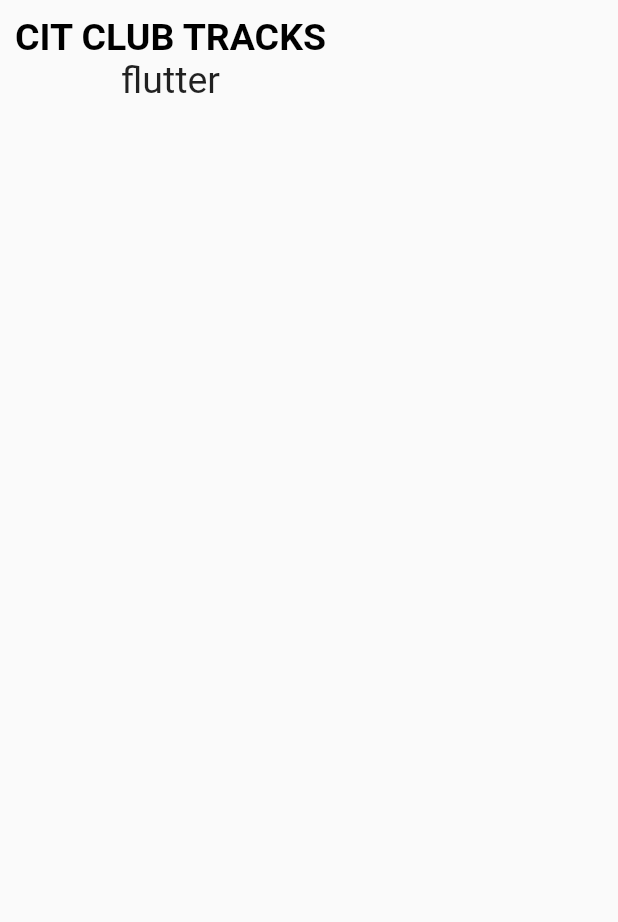
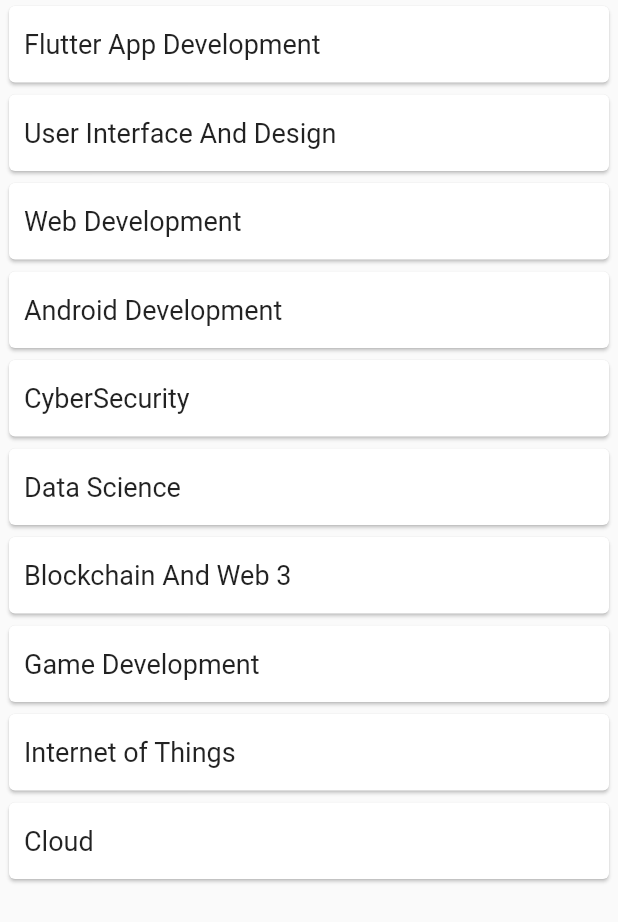
Before and after one commit to collinsregs/cit_club, a Flutter app: the ResourceView widget shown alone on an empty page, opened directly, on a phone screen of 412 x 824 dp. Shown: the top 922 px of the screen. Run offline on Flutter 3.47's test engine with Material 2 defaults, Android fonts, the phone set to English and light mode, and no system bars; our stand-ins replace cloud_firestore, firebase_auth, firebase_core, firebase_storage, google_fonts; accounts and stored records are empty; network calls fail.

Commit message:
a multitude of changes

```diff
--- a/lib/constraints/routes.dart
+++ b/lib/constraints/routes.dart
@@ -1,5 +1,8 @@
 //set up your view routes here
+
+import 'package:cit_club/views/resource/flutter_dev_resource_view.dart';
 
 const splashScreen = '/splashScreen/';
 const loginView = '/login/';
 const registerView = '/register/';
+const flutterDevRes = '/flutterResources/';
--- a/lib/main.dart
+++ b/lib/main.dart
@@ -4,6 +4,7 @@ import 'package:cit_club/resources/app_drawer.dart';
 import 'package:cit_club/resources/news_loader.dart';
 import 'package:cit_club/services/database.dart';
 import 'package:cit_club/services/news_from_firebase.dart';
+
 import 'package:cit_club/views/home_page.dart';
 import 'package:cit_club/views/login_view.dart';
 import 'package:cit_club/views/profile_view.dart';
@@ -26,7 +27,7 @@ class MyApp extends StatelessWidget {
   Widget build(BuildContext context) {
     return MaterialApp(
       title: 'CIT club app',
-      home: NewsPage(),
+      home: Registerview(),
       theme: ThemeData(
         primarySwatch: Colors.blue,
       ),
--- a/lib/services/firebase_services.dart
+++ b/lib/services/firebase_services.dart
@@ -3,10 +3,10 @@ import 'package:cit_club/views/login_view.dart';
 import 'package:firebase_auth/firebase_auth.dart';
 import 'package:flutter/material.dart';
 
-Future registerUser(String email, String password) async {
-  await FirebaseAuth.instance
-      .createUserWithEmailAndPassword(email: email, password: password);
-}
+// Future registerUser(String email, String password) async {
+//   await FirebaseAuth.instance
+//       .createUserWithEmailAndPassword(email: email, password: password);
+// }
 
 FirebaseAuth auth = FirebaseAuth.instance;
 void signOutUser(context) async {
--- a/lib/views/forum_view.dart
+++ b/lib/views/forum_view.dart
@@ -12,6 +12,12 @@ class ForumView extends StatefulWidget {
 }
 
 class _ForumViewState extends State<ForumView> {
+  List<String> _forumPosts = [
+    'First forum post',
+    'Second forum post',
+    'Third forum post',
+  ];
+
   @override
   Widget build(BuildContext context) {
     return Scaffold(
@@ -22,6 +28,30 @@ class _ForumViewState extends State<ForumView> {
       ),
       endDrawer: MyAppDrawer(),
       bottomNavigationBar: const BottomNav(),
+      body: ListView.builder(
+        itemCount: _forumPosts.length,
+        itemBuilder: (context, index) {
+          return Card(
+            child: Padding(
+              padding: EdgeInsets.all(16.0),
+              child: Column(
+                crossAxisAlignment: CrossAxisAlignment.start,
+                children: <Widget>[
+                  Text('Posted by User on 01/01/2022'),
+                  SizedBox(height: 8.0),
+                  Text(_forumPosts[index], style: TextStyle(fontSize: 18.0)),
+                ],
+              ),
+            ),
+          );
+        },
+      ),
+      floatingActionButton: FloatingActionButton(
+        child: Icon(Icons.add),
+        onPressed: () {
+          //  Navigate to the add forum post screen
+        },
+      ),
     );
   }
 }
--- a/lib/views/forum_view2.dart
+++ /dev/null
@@ -1,45 +0,0 @@
-import 'package:flutter/material.dart';
-
-class ForumView extends StatefulWidget {
-  @override
-  _ForumViewState createState() => _ForumViewState();
-}
-
-class _ForumViewState extends State<ForumView> {
-  List<String> _forumPosts = [
-    'First forum post',
-    'Second forum post',
-    'Third forum post',
-  ];
-
-  @override
-  Widget build(BuildContext context) {
-    return Scaffold(
-      appBar: AppBar(title: Text('Forum')),
-      body: ListView.builder(
-        itemCount: _forumPosts.length,
-        itemBuilder: (context, index) {
-          return Card(
-            child: Padding(
-              padding: EdgeInsets.all(16.0),
-              child: Column(
-                crossAxisAlignment: CrossAxisAlignment.start,
-                children: <Widget>[
-                  Text('Posted by User on 01/01/2022'),
-                  SizedBox(height: 8.0),
-                  Text(_forumPosts[index], style: TextStyle(fontSize: 18.0)),
-                ],
-              ),
-            ),
-          );
-        },
-      ),
-      floatingActionButton: FloatingActionButton(
-        child: Icon(Icons.add),
-        onPressed: () {
-          //  Navigate to the add forum post screen
-        },
-      ),
-    );
-  }
-}
--- a/lib/views/registration_view.dart
+++ b/lib/views/registration_view.dart
@@ -5,8 +5,6 @@ import 'package:cit_club/views/login_view.dart';
 import 'package:firebase_auth/firebase_auth.dart';
 import 'package:flutter/material.dart';
 import 'package:google_fonts/google_fonts.dart';
-
-import 'home_page.dart';
 
 class Registerview extends StatefulWidget {
   const Registerview({super.key});
@@ -22,12 +20,11 @@ class RegisterviewState extends State<Registerview> {
 
   Future register() async {
     try {
-      registerUser(_email.toString(), _password.toString());
       FirebaseAuth.instance.createUserWithEmailAndPassword(
           email: _email.toString().trim(), password: _password.toString());
 
-      Navigator.of(context)
-          .pushReplacement(MaterialPageRoute(builder: (context) => HomePage()));
+      // Navigator.of(context)
+      //     .pushReplacement(MaterialPageRoute(builder: (context) => HomePage()));
     } on FirebaseAuthException catch (e) {
       if (e.code == 'weak-password') {
         setState(() {
--- /dev/null
+++ b/lib/views/resource/flutter_dev_resource_view.dart
@@ -0,0 +1,16 @@
+import 'package:flutter/src/widgets/framework.dart';
+import 'package:flutter/src/widgets/placeholder.dart';
+
+class FlutterDevRes extends StatefulWidget {
+  const FlutterDevRes({super.key});
+
+  @override
+  State<FlutterDevRes> createState() => _FlutterDevResState();
+}
+
+class _FlutterDevResState extends State<FlutterDevRes> {
+  @override
+  Widget build(BuildContext context) {
+    return const Placeholder();
+  }
+}
--- a/lib/views/resources_view.dart
+++ b/lib/views/resources_view.dart
@@ -1,3 +1,4 @@
+import 'package:cit_club/views/resource/flutter_dev_resource_view.dart';
 import 'package:flutter/material.dart';
 import 'package:flutter/src/widgets/framework.dart';
 import 'package:flutter/src/widgets/placeholder.dart';
@@ -12,23 +13,179 @@ class ResourceView extends StatefulWidget {
 class _ResourceViewState extends State<ResourceView> {
   @override
   Widget build(BuildContext context) {
-    return Container(
-        padding: EdgeInsets.fromLTRB(10, 10, 0, 0),
-        alignment: Alignment.centerLeft,
-        child: Column(
-          children: [
-            Text(
-              'CIT CLUB TRACKS',
-              style: TextStyle(
-                  fontSize: 25,
-                  fontWeight: FontWeight.bold,
-                  color: Colors.black),
+    return ListView(
+      children: [
+        GestureDetector(
+          child: Padding(
+            padding: const EdgeInsets.fromLTRB(2, 0, 2, 0),
+            child: Card(
+              child: Container(
+                width: double.infinity,
+                child: Padding(
+                  padding: const EdgeInsets.fromLTRB(10, 15, 0, 15),
+                  child: Text(
+                    'Flutter App Development',
+                    style: TextStyle(fontSize: 18),
+                  ),
+                ),
+              ),
             ),
-            Text(
-              'flutter',
-              style: TextStyle(fontSize: 25),
+          ),
+        ),
+        GestureDetector(
+          child: Padding(
+            padding: const EdgeInsets.fromLTRB(2, 0, 2, 0),
+            child: Card(
+              child: Container(
+                width: double.infinity,
+                child: Padding(
+                  padding: const EdgeInsets.fromLTRB(10, 15, 0, 15),
+                  child: Text(
+                    'User Interface And Design',
+                    style: TextStyle(fontSize: 18),
+                  ),
+                ),
+              ),
             ),
-          ],
-        ));
+          ),
+        ),
+        GestureDetector(
+          child: Padding(
+            padding: const EdgeInsets.fromLTRB(2, 0, 2, 0),
+            child: Card(
+              child: Container(
+                width: double.infinity,
+                child: Padding(
+                  padding: const EdgeInsets.fromLTRB(10, 15, 0, 15),
+                  child: Text(
+                    'Web Development',
+                    style: TextStyle(fontSize: 18),
+                  ),
+                ),
+              ),
+            ),
+          ),
+        ),
+        GestureDetector(
+          child: Padding(
+            padding: const EdgeInsets.fromLTRB(2, 0, 2, 0),
+            child: Card(
+              child: Container(
+                width: double.infinity,
+                child: Padding(
+                  padding: const EdgeInsets.fromLTRB(10, 15, 0, 15),
+                  child: Text(
+                    'Android Development',
+                    style: TextStyle(fontSize: 18),
+                  ),
+                ),
+              ),
+            ),
+          ),
+        ),
+        GestureDetector(
+          child: Padding(
+            padding: const EdgeInsets.fromLTRB(2, 0, 2, 0),
+            child: Card(
+              child: Container(
+                width: double.infinity,
+                child: Padding(
+                  padding: const EdgeInsets.fromLTRB(10, 15, 0, 15),
+                  child: Text(
+                    'CyberSecurity',
+                    style: TextStyle(fontSize: 18),
+                  ),
+                ),
+              ),
+            ),
+          ),
+        ),
+        GestureDetector(
+          child: Padding(
+            padding: const EdgeInsets.fromLTRB(2, 0, 2, 0),
+            child: Card(
+              child: Container(
+                width: double.infinity,
+                child: Padding(
+                  padding: const EdgeInsets.fromLTRB(10, 15, 0, 15),
+                  child: Text(
+                    'Data Science',
+                    style: TextStyle(fontSize: 18),
+                  ),
+                ),
+              ),
+            ),
+          ),
+        ),
+        GestureDetector(
+          child: Padding(
+            padding: const EdgeInsets.fromLTRB(2, 0, 2, 0),
+            child: Card(
+              child: Container(
+                width: double.infinity,
+                child: Padding(
+                  padding: const EdgeInsets.fromLTRB(10, 15, 0, 15),
+                  child: Text(
+                    'Blockchain And Web 3',
+                    style: TextStyle(fontSize: 18),
+                  ),
+                ),
+              ),
+            ),
+          ),
+        ),
+        GestureDetector(
+          child: Padding(
+            padding: const EdgeInsets.fromLTRB(2, 0, 2, 0),
+            child: Card(
+              child: Container(
+                width: double.infinity,
+                child: Padding(
+                  padding: const EdgeInsets.fromLTRB(10, 15, 0, 15),
+                  child: Text(
+                    'Game Development',
+                    style: TextStyle(fontSize: 18),
+                  ),
+                ),
+              ),
+            ),
+          ),
+        ),
+        GestureDetector(
+          child: Padding(
+            padding: const EdgeInsets.fromLTRB(2, 0, 2, 0),
+            child: Card(
+              child: Container(
+                width: double.infinity,
+                child: Padding(
+                  padding: const EdgeInsets.fromLTRB(10, 15, 0, 15),
+                  child: Text(
+                    'Internet of Things',
+                    style: TextStyle(fontSize: 18),
+                  ),
+                ),
+              ),
+            ),
+          ),
+        ),
+        GestureDetector(
+          child: Padding(
+            padding: const EdgeInsets.fromLTRB(2, 0, 2, 0),
+            child: Card(
+              child: Container(
+                width: double.infinity,
+                child: Padding(
+                  padding: const EdgeInsets.fromLTRB(10, 15, 0, 15),
+                  child: Text(
+                    'Cloud ',
+                    style: TextStyle(fontSize: 18),
+                  ),
+                ),
+              ),
+            ),
+          ),
+        ),
+      ],
+    );
   }
 }
```
